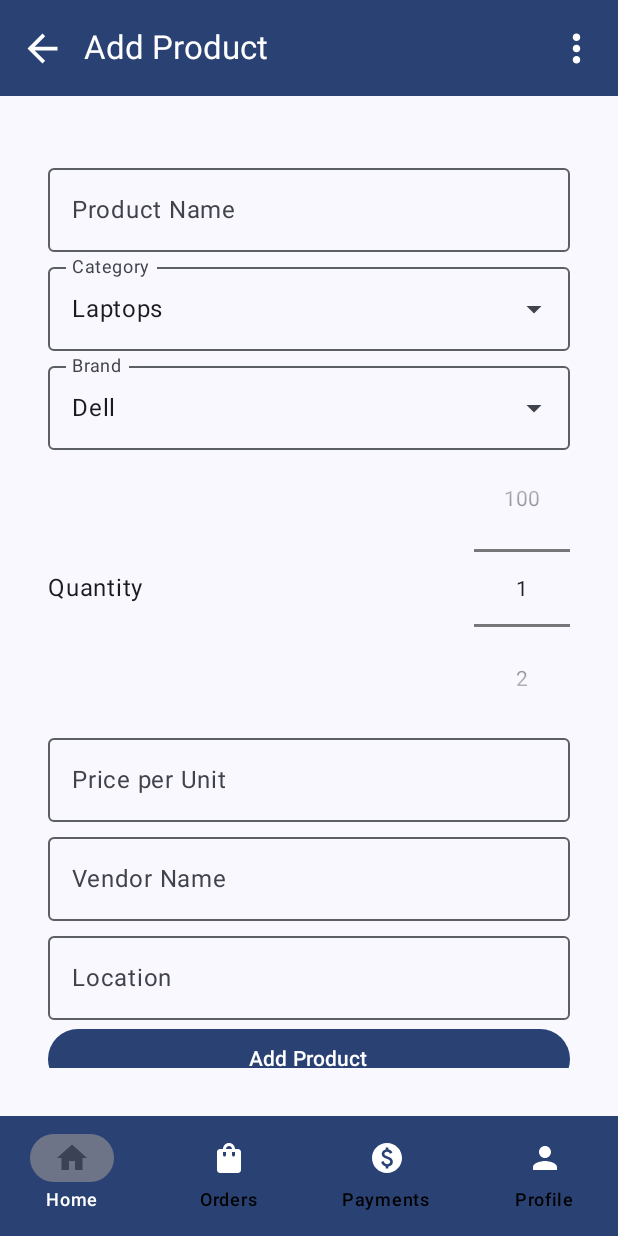
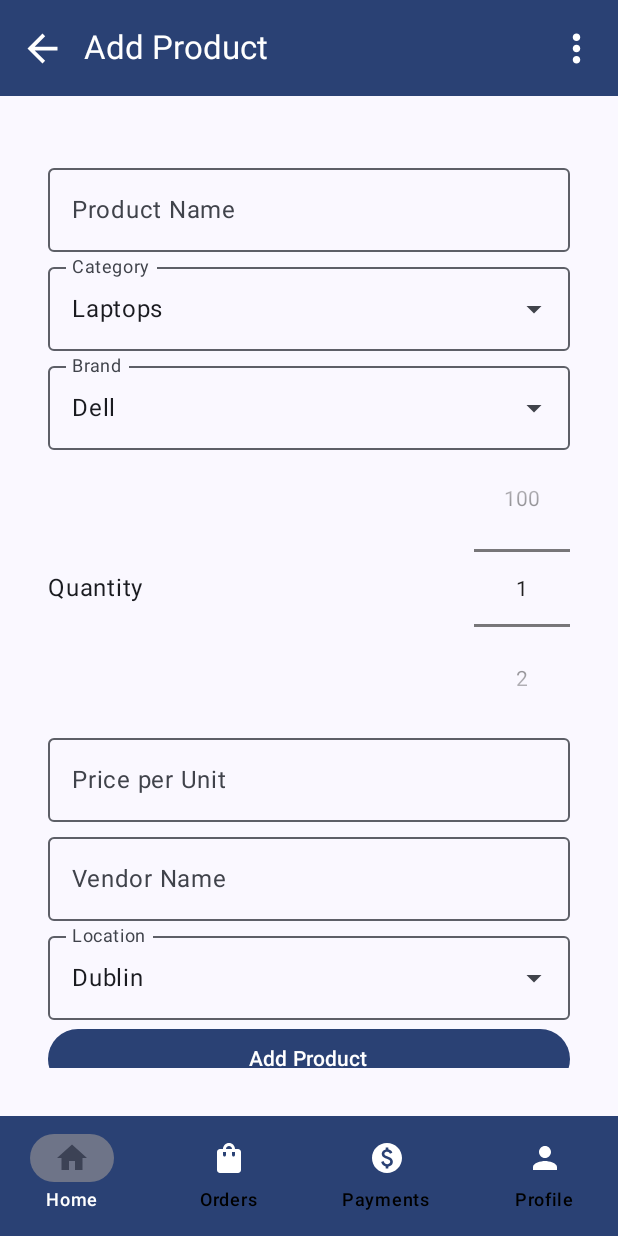
Before and after one commit to pavangurrala/Vendor-Inventory-Management-App, an Android app built with Jetpack Compose: the AddProductScreen screen opened through its navigation route, on a phone screen of 412 x 824 dp. Run offline under Robolectric (Android 15) with nearby library versions, the phone set to English and light mode, and no system bars; our stand-ins replace Dagger/Hilt's generated code, Firebase (no records; nobody signed in at launch, a user with empty details on screens opened directly), Timber.

Commit message:
integrated maps in to the app

```diff
--- a/app/build.gradle.kts
+++ b/app/build.gradle.kts
@@ -11,7 +11,6 @@ plugins {
 android {
     namespace = "ie.setu.vendorinventorymanagement"
     compileSdk = 34
-
     defaultConfig {
         applicationId = "ie.setu.vendorinventorymanagement"
         minSdk = 31
@@ -83,7 +82,9 @@ dependencies {
     implementation(libs.converter.gson)
     implementation(libs.gson)
     implementation("androidx.datastore:datastore-preferences:1.0.0")
-
+    //maps
+    implementation("com.mapbox.maps:android:11.12.0")
+    implementation("com.mapbox.extension:maps-compose:11.12.0")
     androidTestImplementation(libs.androidx.junit)
     androidTestImplementation(libs.androidx.espresso.core)
     androidTestImplementation(platform(libs.androidx.compose.bom))
--- a/app/src/main/java/ie/setu/vendorinventorymanagement/data/models/ProductsModel.kt
+++ b/app/src/main/java/ie/setu/vendorinventorymanagement/data/models/ProductsModel.kt
@@ -19,4 +19,6 @@ data class ProductsModel(
     val dateUpdated: Date = Date(),
     val individualQuantities: Map<String, Int> = emptyMap(),
     val price: Double = 0.0,
+    var latitude: Double = 0.0,
+    var longitude: Double = 0.0
 )
--- a/app/src/main/java/ie/setu/vendorinventorymanagement/navigation/AppNavGraph.kt
+++ b/app/src/main/java/ie/setu/vendorinventorymanagement/navigation/AppNavGraph.kt
@@ -24,6 +24,7 @@ import ie.setu.vendorinventorymanagement.ui.screens.purchaseordermanagement.Plac
 import ie.setu.vendorinventorymanagement.ui.screens.purchaseordermanagement.OrdersScreen
 import ie.setu.vendorinventorymanagement.ui.screens.paymentsmanagement.PaymentsPage
 import ie.setu.vendorinventorymanagement.ui.screens.splashscreen.SplashScreen
+import ie.setu.vendorinventorymanagement.ui.screens.maps.ProductMapScreen
 @Composable
 fun AppNavgraph(
     modifier: Modifier,
@@ -42,6 +43,7 @@ fun AppNavgraph(
         composable(route = Home.route){ HomeScreen(modifier=modifier, navController=navController)}
         composable(route = Profile.route) { ProfileScreen(modifier= modifier, navController = navController)  }
         composable(route = AddProduct.route) { AddProductScreen(modifier= modifier, navController = navController) }
+        composable(route = Maps.route) { ProductMapScreen(modifier= modifier, navController = navController) }
         composable(route = EditProduct.route) { backStackEntry ->
             val productId = backStackEntry.arguments?.getString("productId")?:""
             EditProductScreen(modifier= modifier, navController = navController,productId)
--- a/app/src/main/java/ie/setu/vendorinventorymanagement/ui/screens/productmanagement/AddProductScreen.kt
+++ b/app/src/main/java/ie/setu/vendorinventorymanagement/ui/screens/productmanagement/AddProductScreen.kt
@@ -95,6 +95,12 @@ fun AddProductScreen(modifier: Modifier = Modifier,navController: NavHostControl
                 val brands = remember { mutableStateListOf<BrandNameModel>()}
 
                 val totalProductQuantity = individualQuantities
+                val cityCoordinates = mapOf(
+                    "Dublin" to Pair(53.3498, -6.2603),
+                    "Cork" to Pair(51.8985, -8.4756),
+                    "Waterford" to Pair(52.2593, -7.1101)
+                )
+                var selectedCity by remember { mutableStateOf("Dublin") }
                 val scrollState = rememberScrollState()
                 Column(
                     modifier = Modifier
@@ -131,14 +137,16 @@ fun AddProductScreen(modifier: Modifier = Modifier,navController: NavHostControl
                         label = { Text(text = stringResource(R.string.vendor_name))},
                         modifier = Modifier.fillMaxWidth()
                     )
-                    OutlinedTextField(
-                        value = location,
-                        onValueChange = {location = it},
-                        label = { Text(text = stringResource(R.string.location))},
-                        modifier = Modifier.fillMaxWidth()
-                    )
+//                    OutlinedTextField(
+//                        value = location,
+//                        onValueChange = {location = it},
+//                        label = { Text(text = stringResource(R.string.location))},
+//                        modifier = Modifier.fillMaxWidth()
+//                    )
+                    DropDownField("Location",selectedCity, cityCoordinates.keys.toList() ){selectedCity = it}
                     Button(
                         onClick = {
+                            val coordinates = cityCoordinates[selectedCity] ?: Pair(0.0, 0.0)
                             val product = Product(
                                 productName = "$brandName - $productName",
                                 productCategory = productCategory,
@@ -147,7 +155,9 @@ fun AddProductScreen(modifier: Modifier = Modifier,navController: NavHostControl
                                 individualQuantities = mapOf(brandName to individualQuantities),
                                 price = price.toDoubleOrNull()?:0.0,
                                 vendorName = vendorName,
-                                location = location
+                                location = selectedCity,
+                                latitude = coordinates.first,
+                                longitude = coordinates.second
                             )
                             viewModel.addProducts(product){
                                 addProductSuccessDialog = true
--- a/app/src/main/res/values/strings.xml
+++ b/app/src/main/res/values/strings.xml
@@ -49,4 +49,6 @@
     <string name="payment_success">Payment SuccessFull!</string>
     <string name="payment_order_success">Your Order is placed </string>
     <string name="stock_tracker">Stock Tracker</string>
+    <string name="mapbox_access_token">pk.eyJ1IjoicGF2YW5nIiwiYSI6ImNtYXNmcTJ5NTBndncyanM5c3p6ajY0NzkifQ.8mkkNFxEiFHJ6O3-vjGe1w</string>
+
 </resources>
--- a/settings.gradle.kts
+++ b/settings.gradle.kts
@@ -16,6 +16,12 @@ dependencyResolutionManagement {
     repositories {
         google()
         mavenCentral()
+        maven { url = uri("https://api.mapbox.com/downloads/v2/releases/maven")
+            credentials {
+                username = "pavang"
+                password = "pk.eyJ1IjoicGF2YW5nIiwiYSI6ImNtYXNmcTJ5NTBndncyanM5c3p6ajY0NzkifQ.8mkkNFxEiFHJ6O3-vjGe1w"
+            }
+        }
     }
 }
 
```
Also changed, not shown: app/src/main/AndroidManifest.xml (+7 -1 lines), app/src/main/java/ie/setu/vendorinventorymanagement/ui/screens/maps/ProductMapScreen.kt (added, +123 -0 lines), app/src/main/res/drawable/custom_marker.png (added), 1 other file.
